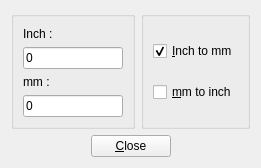
Before: the Qt Designer form src/i2mdialog.ui in GCodeProjects/GCodeWorkShop, drawn with Qt 5.
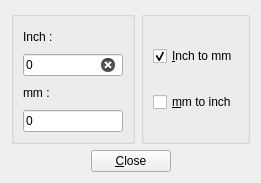
After: the same form once the commit is applied. Icons and pictures are not drawn.

Patch:
```diff
--- a/src/i2mdialog.ui
+++ b/src/i2mdialog.ui
@@ -7,7 +7,7 @@
     <x>0</x>
     <y>0</y>
     <width>261</width>
-    <height>168</height>
+    <height>183</height>
    </rect>
   </property>
   <property name="sizePolicy">
@@ -68,6 +68,9 @@
           <property name="text">
            <string>0</string>
           </property>
+          <property name="clearButtonEnabled">
+           <bool>true</bool>
+          </property>
          </widget>
         </item>
         <item>
```
